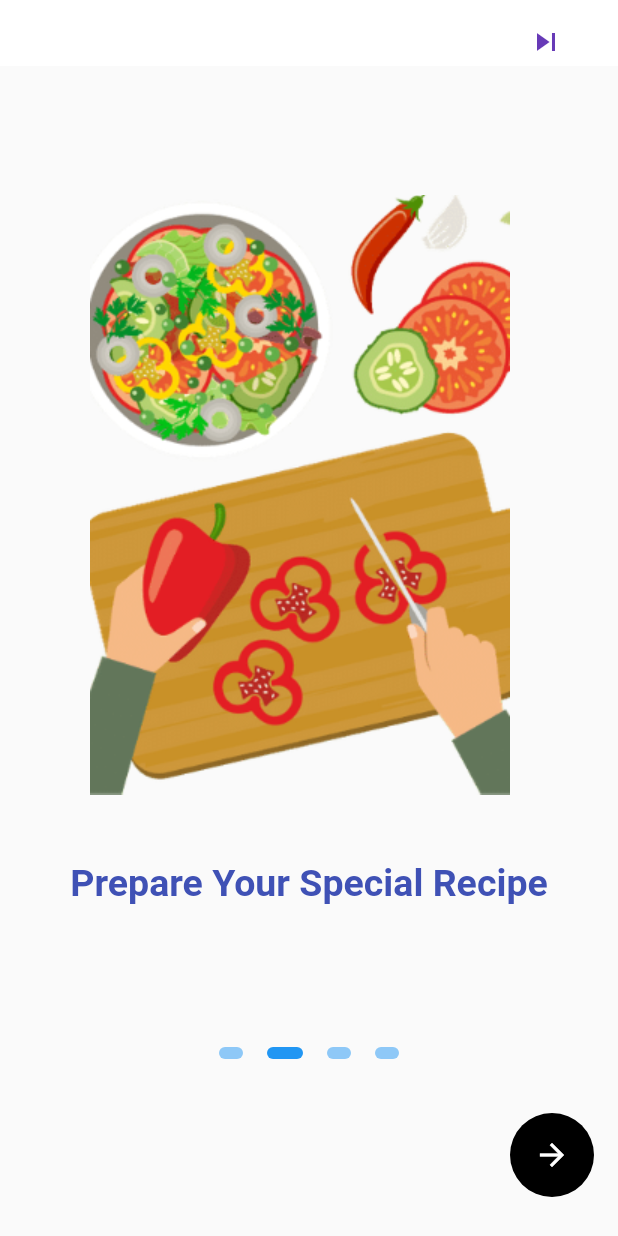
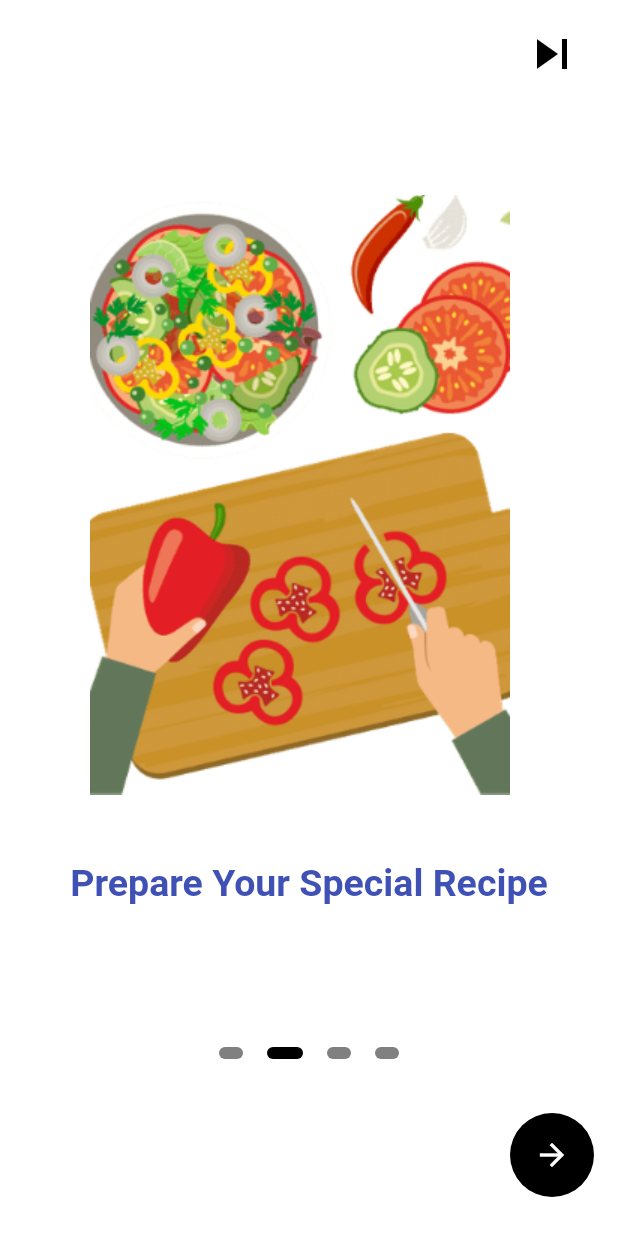
Before and after one commit to akgogemrah/i_cook_flutter, a Flutter app: the screen it shows after launch, swiped to page 2, on a phone screen of 412 x 824 dp. Run offline on Flutter 3.47's test engine with Material 2 defaults, Android fonts, the phone set to English and light mode, and no system bars; drawn by our look-alikes of flutter_onboarding_slider; our stand-ins replace cloud_firestore, email_validator, firebase_auth, firebase_core, flutter_localization, font_awesome_flutter and 1 more; accounts and stored records are empty; generated files the repository leaves out were written again.

Commit message:
to adding whiteBackGroundColor

```diff
--- a/lib/Screens/OnBoardingPage/OnBoarding.dart
+++ b/lib/Screens/OnBoardingPage/OnBoarding.dart
@@ -11,7 +11,8 @@ class OnBoarding extends StatelessWidget {
   Widget build(BuildContext context) {
     return CupertinoApp(
       home: OnBoardingSlider(
-        headerBackgroundColor: Colors.white,
+        controllerColor: Colors.black,
+        headerBackgroundColor: buildOnBoardingPageBackGroundColor(),
         finishButtonText: AppLocalizations.of(context).loginButtonTxt,
         onFinish: (){
           Navigator.push(context, MaterialPageRoute(builder: (context)=>AuthPage()));
@@ -19,13 +20,14 @@ class OnBoarding extends StatelessWidget {
         finishButtonStyle: FinishButtonStyle(
           backgroundColor: Colors.black,
         ),
+        pageBackgroundColor: buildOnBoardingPageBackGroundColor(),
         skipTextButton: IconButton(
-          icon: Icon(Icons.skip_next),
+          icon: Icon(Icons.skip_next,color: Colors.black,size: 40),
           onPressed: (){},
         ),
 
         background: [
-          Center(child: SizedBox(width: 400,child: Image.asset('assets/cooking_man.gif'))),
+          Center(child: SizedBox(width: 400,child: Image.asset('assets/cooking_woman.png'))),
           Center(child: SizedBox(width: 400,child: Image.asset('assets/make_food.png'))),
           Center(child: SizedBox(width: 400,child: Image.asset('assets/create_video.png'))),
           Center(child: SizedBox(width: 400,child: Image.asset('assets/share_recipe.png'))),
@@ -43,9 +45,12 @@ class OnBoarding extends StatelessWidget {
                 SizedBox(
                   height: 480,
                 ),
-                Text(
-                  AppLocalizations.of(context).makeYourOwnFood,
-                  style: buildOnBoardingBodyTextStyle(),
+                Padding(
+                  padding: const EdgeInsets.all(8.0),
+                  child: Text(
+                    AppLocalizations.of(context).makeYourOwnFood,
+                    style: buildOnBoardingBodyTextStyle(),
+                  ),
                 ),
               ],
             ),
@@ -120,6 +125,8 @@ class OnBoarding extends StatelessWidget {
     );
   }
 
+  Color buildOnBoardingPageBackGroundColor() => Colors.white;
+
 
 
 
```
